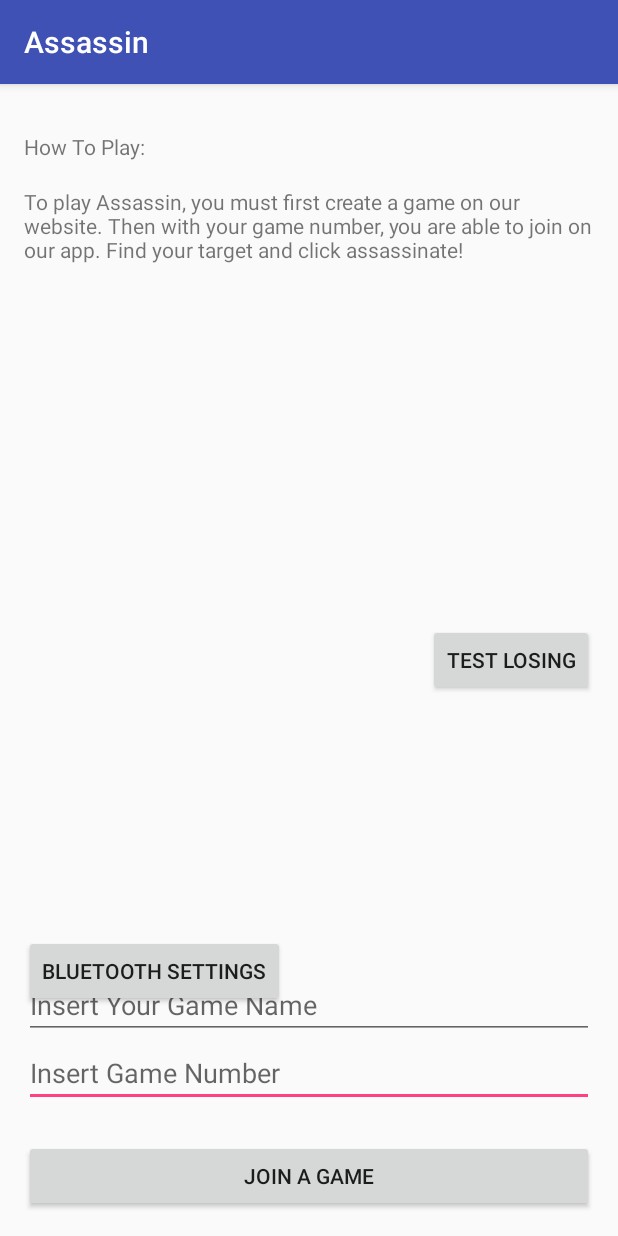
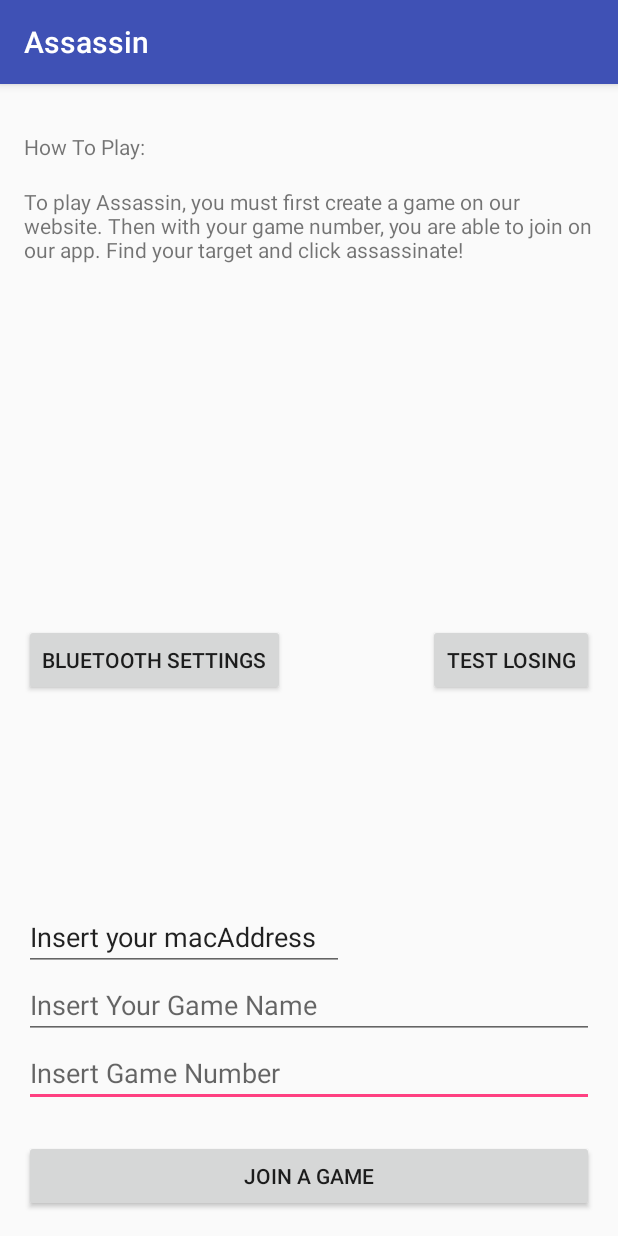
Before and after one commit to minterm/assassin, an Android app: the screen it shows after launch (MainActivity), on a phone screen of 412 x 824 dp. Run offline under Robolectric (Android 15) with nearby library versions, the phone set to English and light mode, and no system bars; our stand-ins replace Volley.

Commit message:
mac address fix

```diff
--- a/Assassin/app/src/main/res/layout/activity_main.xml
+++ b/Assassin/app/src/main/res/layout/activity_main.xml
@@ -69,22 +69,9 @@
         android:layout_alignParentRight="true"
         android:layout_alignParentEnd="true"
         android:onClick="goToLose"
-        />
+        /><![CDATA[
 
-    <Button
-
-        android:text="Bluetooth Settings"
-        android:layout_width="wrap_content"
-        android:layout_height="wrap_content"
-        android:layout_above="@+id/textView7"
-        android:layout_alignParentLeft="true"
-        android:layout_alignParentStart="true"
-        android:layout_marginBottom="21dp"
-        android:id="@+id/button12"
-        android:onClick="goToBTSettings"
-        />
-
-        android:text="Test Winning"
+    android:text="Test Winning"
         android:layout_width="wrap_content"
         android:layout_height="wrap_content"
         android:id="@+id/button8"
@@ -92,6 +79,8 @@
         android:layout_below="@+id/button7"
         android:layout_alignParentRight="true"
         android:layout_alignParentEnd="true" />
+
+    ]]>
 
     <EditText
         android:layout_width="match_parent"
@@ -102,4 +91,25 @@
         android:layout_alignParentLeft="true"
         android:layout_alignParentStart="true" />
 
+    <Button
+
+        android:text="Bluetooth Settings"
+        android:layout_width="wrap_content"
+        android:layout_height="wrap_content"
+        android:id="@+id/button12"
+        android:onClick="goToBTSettings"
+        android:layout_alignBaseline="@+id/button7"
+        android:layout_alignBottom="@+id/button7"
+        android:layout_alignParentStart="true" />
+
+    <EditText
+        android:layout_width="wrap_content"
+        android:layout_height="wrap_content"
+        android:inputType="textPersonName"
+        android:text="Insert your macAddress"
+        android:ems="10"
+        android:layout_above="@+id/nameInput"
+        android:layout_alignParentStart="true"
+        android:id="@+id/macAddy" />
+
 </RelativeLayout>
```
Also changed, not shown: Assassin/app/src/main/java/com/example/andrewarifin/assassin/MainActivity.java (+3 -5 lines).
